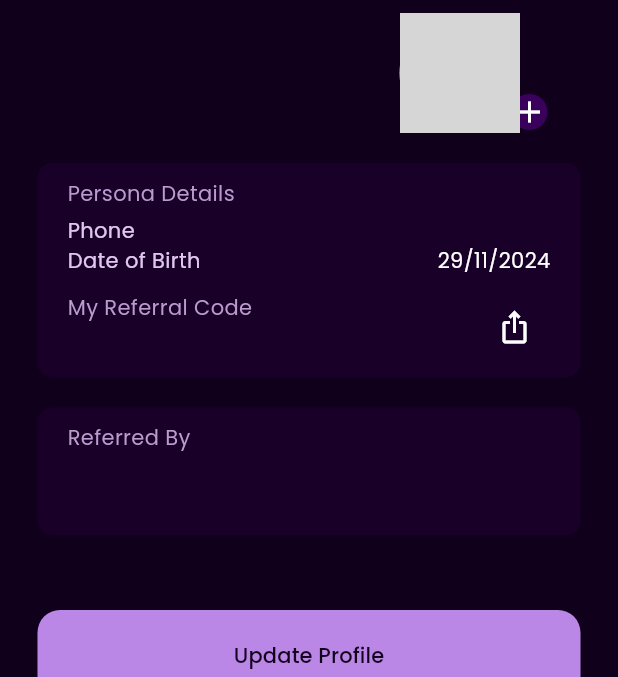
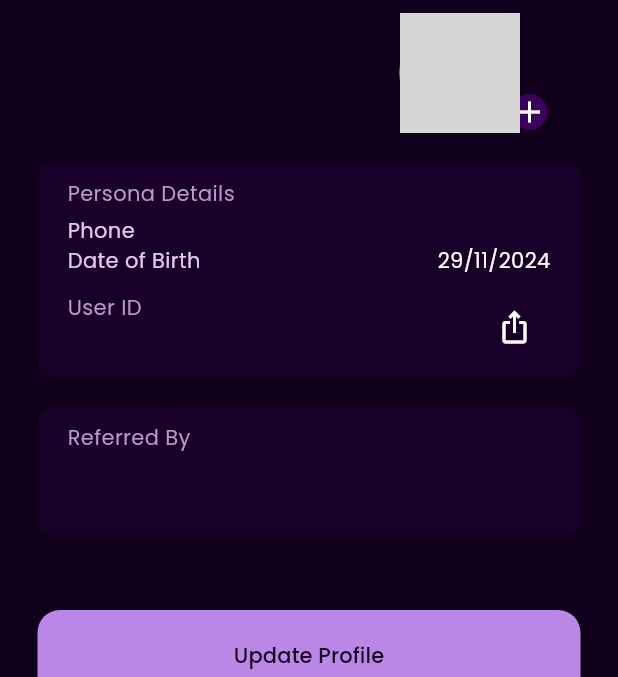
Before and after one commit to haadiyaa/mainford, a Flutter app: the ProfilePage screen opened directly, on a phone screen of 412 x 824 dp, the part 71-748 px from its top. Run offline on Flutter 3.47's test engine with Material 3 defaults, Android fonts, the light colour scheme and no system bars; our stand-ins replace another_flutter_splash_screen, card_swiper, connectivity_plus, image_picker, internet_connection_checker, quickalert and 5 more; missing offline and left inert: screen_protector; accounts and stored records are empty; network calls fail; grey boxes are pictures that could not be loaded.

Commit message:
some change

```diff
--- a/lib/view/view/profile/view/profilepage.dart
+++ b/lib/view/view/profile/view/profilepage.dart
@@ -177,7 +177,7 @@ class _ProfilePageState extends State<ProfilePage> {
                                 crossAxisAlignment: CrossAxisAlignment.start,
                                 children: [
                                   const Text(
-                                    'My Referral Code',
+                                    'User ID',
                                     style: TextStyle(
                                         color:
                                             Color.fromARGB(255, 187, 155, 206)),
--- a/lib/view/view/refer/view/referpage.dart
+++ b/lib/view/view/refer/view/referpage.dart
@@ -27,7 +27,7 @@ class ReferPage extends StatelessWidget {
           child: funProvider.referralModel != null
               ? funProvider.referralModel!.referrals.isEmpty
                   ? const Center(
-                      child: Text('No Refferals!'),
+                      child: Text('No Refferals yet!'),
                     )
                   : ListView.separated(
                       separatorBuilder: (context, index) => Constants.height5,
@@ -56,7 +56,7 @@ class ReferPage extends StatelessWidget {
                       },
                     )
               : ListView.separated(
-                separatorBuilder: (context, index) => Constants.height5,
+                  separatorBuilder: (context, index) => Constants.height5,
                   padding: const EdgeInsets.symmetric(vertical: 20),
                   itemCount: 10,
                   itemBuilder: (BuildContext context, int index) {
```
